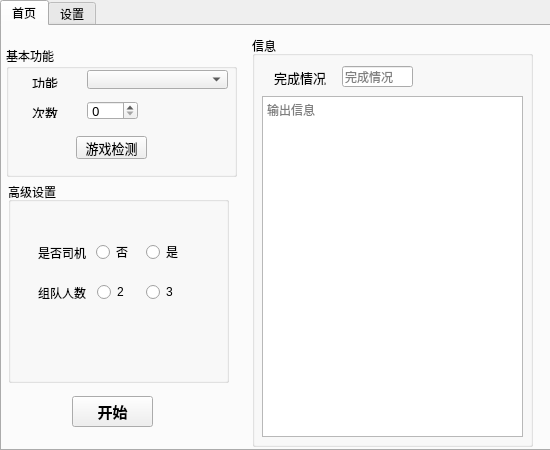
Above: ui/mainui.ui from AquamarineCyan/OnmyojiDesktopAssistant before the change. Below: the same form after it.
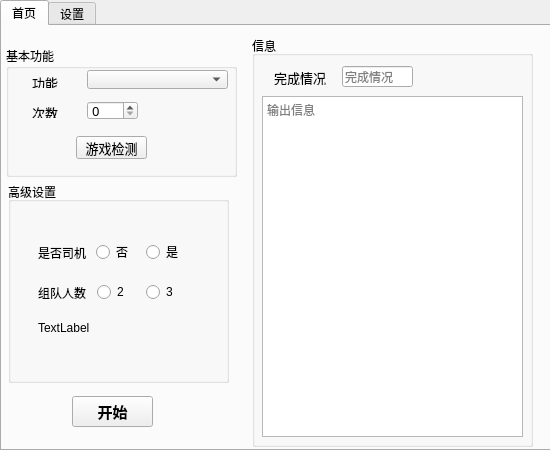
That is the form after the change. The open tabs and pages were chosen to show the change.

Commit message: :speech_balloon: 添加对组队御魂副本时司机可能出现的bug提示

```diff
--- a/ui/mainui.ui
+++ b/ui/mainui.ui
@@ -286,6 +286,19 @@
           <string>组队人数</string>
          </property>
         </widget>
+        <widget class="QLabel" name="label_tips">
+         <property name="geometry">
+          <rect>
+           <x>20</x>
+           <y>110</y>
+           <width>141</width>
+           <height>31</height>
+          </rect>
+         </property>
+         <property name="text">
+          <string>TextLabel</string>
+         </property>
+        </widget>
        </widget>
        <widget class="QWidget" name="jiejietupo_2">
         <widget class="QRadioButton" name="button_jiejietupo_3victory">
```
Left out of the diff: 2 changed lines with no effect on the pictures. The commit also changes 2 other files.
